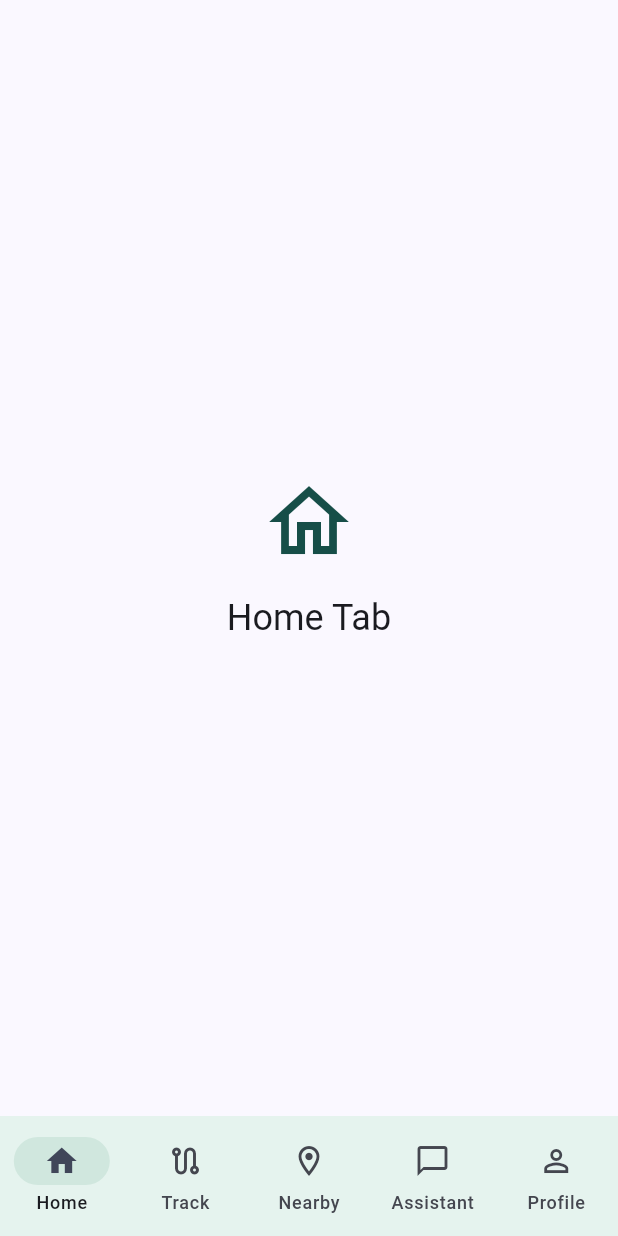
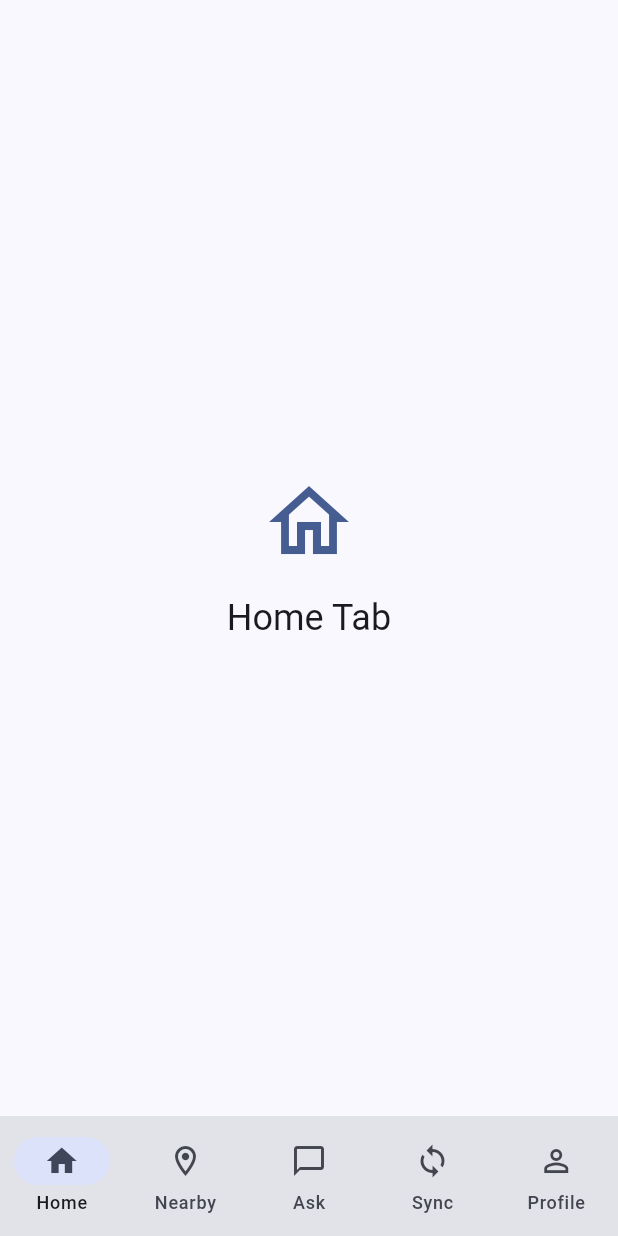
Before and after one commit to mofusand-resqflood/resqflood-app, a Flutter app: the screen it shows once a user with an empty profile is signed in, on a phone screen of 412 x 824 dp. Run offline on Flutter 3.47's test engine with Material 3 defaults, Android fonts, the phone set to English and light mode, and no system bars; our stand-ins replace connectivity_plus, sqflite, supabase_flutter; accounts and stored records are empty.

Commit message:
fix(RQF-304): address resident navigation review feedback

```diff
--- a/lib/features/resident/resident_shell.dart
+++ b/lib/features/resident/resident_shell.dart
@@ -1,5 +1,8 @@
+import 'dart:async';
 
 import 'package:flutter/material.dart';
+
+import '../../services/offline_queue_service.dart';
 
 class ResidentShell extends StatefulWidget {
   const ResidentShell({super.key});
@@ -10,62 +13,86 @@ class ResidentShell extends StatefulWidget {
 
 class _ResidentShellState extends State<ResidentShell> {
   int _selectedIndex = 0;
+  int _queueCount = 0;
 
-  // Temporary count until the offline queue service is integrated.
-  final int _queueCount = 0;
+  late final StreamSubscription<int> _queueCountSubscription;
 
-  static const Color paleMint = Color(0xFFE5F3EE);
-  static const Color borderMint = Color(0xFFD0E7DE);
+  @override
+  void initState() {
+    super.initState();
 
-  late final List<Widget> _pages = [
+    final queueService = OfflineQueueService.instance;
+
+    _queueCountSubscription = queueService.queueCountStream.listen((count) {
+      if (mounted) {
+        setState(() {
+          _queueCount = count;
+        });
+      }
+    });
+
+    unawaited(queueService.refreshQueueCount());
+  }
+
+  @override
+  void dispose() {
+    unawaited(_queueCountSubscription.cancel());
+    super.dispose();
+  }
+
+  List<Widget> get _pages => [
     const _TabPlaceholder(title: 'Home', icon: Icons.home_outlined),
-    const _TabPlaceholder(title: 'Track', icon: Icons.route_outlined),
     const _TabPlaceholder(title: 'Nearby', icon: Icons.location_on_outlined),
-    const _TabPlaceholder(
-      title: 'Assistant',
-      icon: Icons.chat_bubble_outline,
-    ),
-    _ProfilePlaceholder(queueCount: _queueCount),
+    const _TabPlaceholder(title: 'Ask', icon: Icons.chat_bubble_outline),
+    _SyncTab(queueCount: _queueCount),
+    const _TabPlaceholder(title: 'Profile', icon: Icons.person_outline),
   ];
 
   @override
   Widget build(BuildContext context) {
+    final colors = Theme.of(context).colorScheme;
+
     return Scaffold(
-      body: IndexedStack(
-        index: _selectedIndex,
-        children: _pages,
-      ),
+      body: IndexedStack(index: _selectedIndex, children: _pages),
       bottomNavigationBar: NavigationBar(
-        backgroundColor: paleMint,
-        indicatorColor: borderMint,
+        backgroundColor: colors.surfaceContainerHighest,
+        indicatorColor: colors.secondaryContainer,
         selectedIndex: _selectedIndex,
         onDestinationSelected: (index) {
           setState(() {
             _selectedIndex = index;
           });
         },
-        destinations: const [
-          NavigationDestination(
+        destinations: [
+          const NavigationDestination(
             icon: Icon(Icons.home_outlined),
             selectedIcon: Icon(Icons.home),
             label: 'Home',
           ),
-          NavigationDestination(
-            icon: Icon(Icons.route_outlined),
-            selectedIcon: Icon(Icons.route),
-            label: 'Track',
-          ),
-          NavigationDestination(
+          const NavigationDestination(
             icon: Icon(Icons.location_on_outlined),
             selectedIcon: Icon(Icons.location_on),
             label: 'Nearby',
           ),
-          NavigationDestination(
+          const NavigationDestination(
             icon: Icon(Icons.chat_bubble_outline),
             selectedIcon: Icon(Icons.chat_bubble),
-            label: 'Assistant',
+            label: 'Ask',
           ),
           NavigationDestination(
+            icon: Badge(
+              isLabelVisible: _queueCount > 0,
+              label: Text('$_queueCount'),
+              child: const Icon(Icons.sync_outlined),
+            ),
+            selectedIcon: Badge(
+              isLabelVisible: _queueCount > 0,
+              label: Text('$_queueCount'),
+              child: const Icon(Icons.sync),
+            ),
+            label: 'Sync',
+          ),
+          const NavigationDestination(
             icon: Icon(Icons.person_outline),
             selectedIcon: Icon(Icons.person),
             label: 'Profile',
@@ -77,53 +104,44 @@ class _ResidentShellState extends State<ResidentShell> {
 }
 
 class _TabPlaceholder extends StatelessWidget {
-  const _TabPlaceholder({
-    required this.title,
-    required this.icon,
-  });
+  const _TabPlaceholder({required this.title, required this.icon});
 
   final String title;
   final IconData icon;
 
   @override
   Widget build(BuildContext context) {
+    final colors = Theme.of(context).colorScheme;
+
     return Center(
       child: Column(
         mainAxisSize: MainAxisSize.min,
         children: [
-          Icon(icon, size: 64, color: const Color(0xFF164E48)),
+          Icon(icon, size: 64, color: colors.primary),
           const SizedBox(height: 16),
-          Text(
-            '$title Tab',
-            style: Theme.of(context).textTheme.headlineSmall,
-          ),
+          Text('$title Tab', style: Theme.of(context).textTheme.headlineSmall),
         ],
       ),
     );
   }
 }
 
-class _ProfilePlaceholder extends StatelessWidget {
-  const _ProfilePlaceholder({required this.queueCount});
+class _SyncTab extends StatelessWidget {
+  const _SyncTab({required this.queueCount});
 
   final int queueCount;
 
   @override
   Widget build(BuildContext context) {
+    final colors = Theme.of(context).colorScheme;
+
     return Center(
       child: Column(
         mainAxisSize: MainAxisSize.min,
         children: [
-          const Icon(
-            Icons.person_outline,
-            size: 64,
-            color: Color(0xFF164E48),
-          ),
+          Icon(Icons.sync, size: 64, color: colors.primary),
           const SizedBox(height: 16),
-          Text(
-            'Profile Tab',
-            style: Theme.of(context).textTheme.headlineSmall,
-          ),
+          Text('Sync Tab', style: Theme.of(context).textTheme.headlineSmall),
           const SizedBox(height: 24),
           Card(
             child: Padding(
@@ -131,13 +149,17 @@ class _ProfilePlaceholder extends StatelessWidget {
               child: Row(
                 mainAxisSize: MainAxisSize.min,
                 children: [
-                  const Icon(Icons.sync, color: Color(0xFF164E48)),
+                  Icon(
+                    queueCount == 0
+                        ? Icons.cloud_done_outlined
+                        : Icons.cloud_upload_outlined,
+                    color: colors.primary,
+                  ),
                   const SizedBox(width: 12),
-                  const Text('Sync Status'),
-                  const SizedBox(width: 16),
-                  Badge(
-                    label: Text('$queueCount'),
-                    child: const Icon(Icons.cloud_upload_outlined),
+                  Text(
+                    queueCount == 0
+                        ? 'All data synced'
+                        : '$queueCount item(s) waiting to sync',
                   ),
                 ],
               ),
--- a/lib/services/offline_queue_service.dart
+++ b/lib/services/offline_queue_service.dart
@@ -0,0 +1,46 @@
+import 'dart:async';
+
+import 'local_database.dart';
+
+class OfflineQueueService {
+  OfflineQueueService._();
+
+  static final OfflineQueueService instance = OfflineQueueService._();
+
+  final LocalDatabase _database = LocalDatabase.instance;
+
+  final StreamController<int> _queueCountController =
+      StreamController<int>.broadcast();
+
+  Stream<int> get queueCountStream => _queueCountController.stream;
+
+  Future<int> getQueuedCount() async {
+    return await _database.getQueuedCount();
+  }
+
+  Future<void> refreshQueueCount() async {
+    final count = await getQueuedCount();
+
+    if (!_queueCountController.isClosed) {
+      _queueCountController.add(count);
+    }
+  }
+
+  Future<int> addToQueue({
+    required String requestType,
+    required String payload,
+  }) async {
+    final id = await _database.addToQueue(
+      requestType: requestType,
+      payload: payload,
+    );
+
+    await refreshQueueCount();
+
+    return id;
+  }
+
+  Future<void> dispose() async {
+    await _queueCountController.close();
+  }
+}
--- a/pubspec.yaml
+++ b/pubspec.yaml
@@ -53,6 +53,7 @@ dependencies:
   qr_flutter: ^4.1.0
   flutter_map: ^8.3.2
   latlong2: ^0.10.1
+  path: ^1.9.1
 
 dev_dependencies:
   flutter_test:
```
Also changed, not shown: lib/features/resident/dashboard/dashboard_screen.dart (+130 -0 lines), lib/features/resident/dashboard/widgets/network_status_banner.dart (+60 -0 lines), lib/features/resident/dashboard/widgets/quick_actions_grid.dart (+118 -0 lines), lib/features/resident/dashboard/widgets/sos_button.dart (+38 -0 lines), lib/services/connectivity_service.dart (+35 -0 lines), lib/services/local_database.dart (+65 -0 lines).
